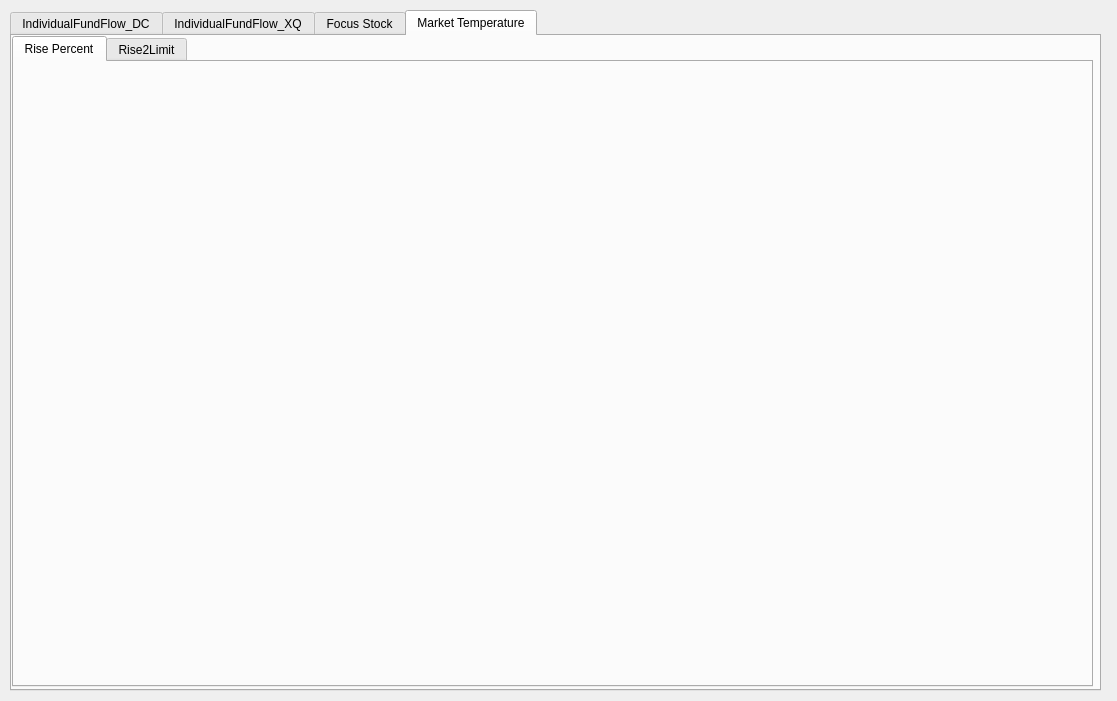
Before: the Qt Designer form StockTip/form.ui in Ruffia/ADRHis, drawn with Qt 5.
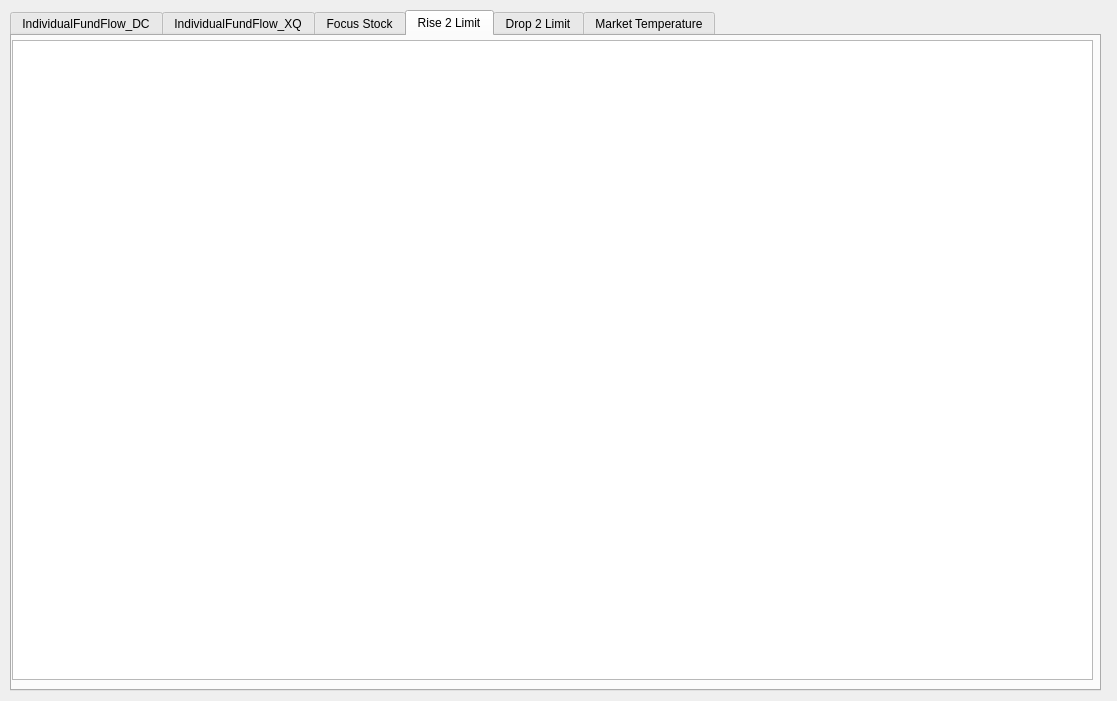
After: the same form once the commit is applied. The open tabs and pages were chosen to show the change.

Commit message: 增加涨停/跌停股票列表显示

Diff of the .ui file:
```diff
--- a/StockTip/form.ui
+++ b/StockTip/form.ui
@@ -80,6 +80,36 @@
      </property>
     </widget>
    </widget>
+   <widget class="QWidget" name="m_tabRise2Limit">
+    <attribute name="title">
+     <string>Rise 2 Limit</string>
+    </attribute>
+    <widget class="QTableView" name="m_tableViewRise2Limit">
+     <property name="geometry">
+      <rect>
+       <x>0</x>
+       <y>4</y>
+       <width>1081</width>
+       <height>640</height>
+      </rect>
+     </property>
+    </widget>
+   </widget>
+   <widget class="QWidget" name="m_tabDrop2Limit">
+    <attribute name="title">
+     <string>Drop 2 Limit</string>
+    </attribute>
+    <widget class="QTableView" name="m_tableViewDrop2Limit">
+     <property name="geometry">
+      <rect>
+       <x>0</x>
+       <y>3</y>
+       <width>1081</width>
+       <height>641</height>
+      </rect>
+     </property>
+    </widget>
+   </widget>
    <widget class="QWidget" name="m_tabMarketTemperature">
     <attribute name="title">
      <string>Market Temperature</string>
@@ -101,9 +131,9 @@
        <string>Rise Percent</string>
       </attribute>
      </widget>
-     <widget class="QWidget" name="m_tabRise2Limit">
+     <widget class="QWidget" name="m_tabRise2LimitStatistics">
       <attribute name="title">
-       <string>Rise2Limit</string>
+       <string>Rise2Limit Statistics</string>
       </attribute>
      </widget>
     </widget>
```
Left out of the diff: 4 changed lines with no effect on the pictures. The commit also changes 2 other files.
